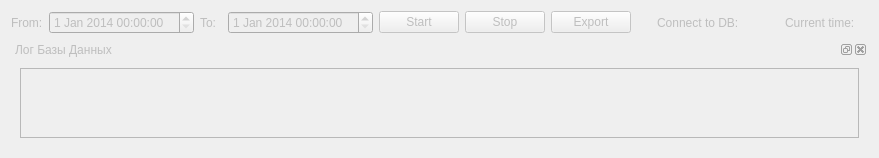
First picture: the form in src/view/core/ControlPanel/ControlPanel.ui, repository nevaeh82/arm_od, before the edit.
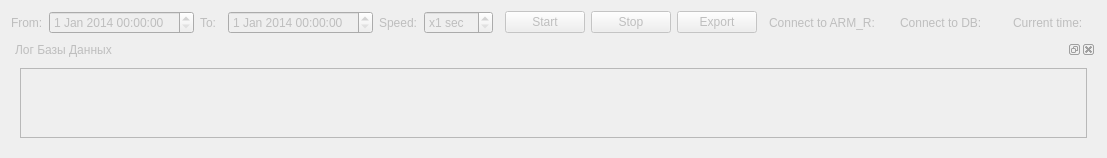
Second picture: the form after the edit.

```diff
--- a/src/view/core/ControlPanel/ControlPanel.ui
+++ b/src/view/core/ControlPanel/ControlPanel.ui
@@ -9,7 +9,7 @@
    <rect>
     <x>0</x>
     <y>0</y>
-    <width>879</width>
+    <width>1047</width>
     <height>158</height>
    </rect>
   </property>
@@ -17,27 +17,123 @@
    <string>Form</string>
   </property>
   <layout class="QGridLayout" name="gridLayout">
-   <item row="0" column="7">
+   <item row="0" column="10">
     <widget class="QPushButton" name="pbExport">
      <property name="text">
       <string>Export</string>
      </property>
     </widget>
    </item>
-   <item row="0" column="6">
-    <widget class="QPushButton" name="stopPB">
+   <item row="0" column="13">
+    <widget class="QLabel" name="connectToArmRlbl">
      <property name="text">
-      <string>Stop</string>
+      <string/>
      </property>
     </widget>
    </item>
    <item row="0" column="5">
+    <widget class="QLabel" name="label_3">
+     <property name="text">
+      <string>Speed:</string>
+     </property>
+    </widget>
+   </item>
+   <item row="1" column="0" colspan="21">
+    <widget class="QDockWidget" name="dockWidget">
+     <property name="enabled">
+      <bool>false</bool>
+     </property>
+     <property name="windowTitle">
+      <string>Лог Базы Данных</string>
+     </property>
+     <widget class="QWidget" name="dbContents">
+      <layout class="QGridLayout" name="gridLayout_2">
+       <item row="0" column="0">
+        <widget class="QTextEdit" name="textEdit"/>
+       </item>
+      </layout>
+     </widget>
+    </widget>
+   </item>
+   <item row="0" column="7">
+    <spacer name="horizontalSpacer_3">
+     <property name="orientation">
+      <enum>Qt::Horizontal</enum>
+     </property>
+     <property name="sizeHint" stdset="0">
+      <size>
+       <width>40</width>
+       <height>20</height>
+      </size>
+     </property>
+    </spacer>
+   </item>
+   <item row="0" column="18">
+    <spacer name="horizontalSpacer_2">
+     <property name="orientation">
+      <enum>Qt::Horizontal</enum>
+     </property>
+     <property name="sizeHint" stdset="0">
+      <size>
+       <width>40</width>
+       <height>20</height>
+      </size>
+     </property>
+    </spacer>
+   </item>
+   <item row="0" column="8">
     <widget class="QPushButton" name="startPB">
      <property name="text">
       <string>Start</string>
      </property>
     </widget>
    </item>
+   <item row="0" column="19">
+    <widget class="QLabel" name="timeLabel">
+     <property name="text">
+      <string>Current time:</string>
+     </property>
+     <property name="textInteractionFlags">
+      <set>Qt::LinksAccessibleByMouse</set>
+     </property>
+    </widget>
+   </item>
+   <item row="0" column="0">
+    <widget class="QLabel" name="label">
+     <property name="text">
+      <string>From:</string>
+     </property>
+    </widget>
+   </item>
+   <item row="0" column="14">
+    <spacer name="horizontalSpacer">
+     <property name="orientation">
+      <enum>Qt::Horizontal</enum>
+     </property>
+     <property name="sizeHint" stdset="0">
+      <size>
+       <width>40</width>
+       <height>20</height>
+      </size>
+     </property>
+    </spacer>
+   </item>
+   <item row="0" column="6">
+    <widget class="QSpinBox" name="spinBoxPlaySpeed">
+     <property name="suffix">
+      <string> sec</string>
+     </property>
+     <property name="prefix">
+      <string>x</string>
+     </property>
+     <property name="minimum">
+      <number>1</number>
+     </property>
+     <property name="maximum">
+      <number>20</number>
+     </property>
+    </widget>
+   </item>
    <item row="0" column="4">
     <widget class="QDateTimeEdit" name="stopTE">
      <property name="dateTime">
@@ -52,30 +148,37 @@
      </property>
     </widget>
    </item>
-   <item row="0" column="11">
-    <widget class="QLabel" name="connectToDbLbl">
+   <item row="0" column="20">
+    <widget class="QLabel" name="timeText">
      <property name="text">
       <string/>
+     </property>
+     <property name="textInteractionFlags">
+      <set>Qt::LinksAccessibleByMouse|Qt::TextSelectableByKeyboard|Qt::TextSelectableByMouse</set>
+     </property>
+    </widget>
+   </item>
+   <item row="0" column="12">
+    <widget class="QLabel" name="label_5">
+     <property name="text">
+      <string>Connect to ARM_R:</string>
      </property>
     </widget>
    </item>
    <item row="0" column="9">
+    <widget class="QPushButton" name="stopPB">
+     <property name="text">
+      <string>Stop</string>
+     </property>
+    </widget>
+   </item>
+   <item row="0" column="15">
     <widget class="QLabel" name="label_4">
      <property name="text">
       <string>Connect to DB:</string>
      </property>
     </widget>
    </item>
-   <item row="0" column="14">
-    <widget class="QLabel" name="timeText">
-     <property name="text">
-      <string/>
-     </property>
-     <property name="textInteractionFlags">
-      <set>Qt::LinksAccessibleByMouse|Qt::TextSelectableByKeyboard|Qt::TextSelectableByMouse</set>
-     </property>
-    </widget>
-   </item>
    <item row="0" column="1">
     <widget class="QDateTimeEdit" name="startTE">
      <property name="dateTime">
@@ -90,33 +193,10 @@
      </property>
     </widget>
    </item>
-   <item row="0" column="8">
-    <spacer name="horizontalSpacer">
-     <property name="orientation">
-      <enum>Qt::Horizontal</enum>
-     </property>
-     <property name="sizeHint" stdset="0">
-      <size>
-       <width>40</width>
-       <height>20</height>
-      </size>
-     </property>
-    </spacer>
-   </item>
-   <item row="0" column="13">
-    <widget class="QLabel" name="timeLabel">
+   <item row="0" column="17">
+    <widget class="QLabel" name="connectToDbLbl">
      <property name="text">
-      <string>Current time:</string>
-     </property>
-     <property name="textInteractionFlags">
-      <set>Qt::LinksAccessibleByMouse</set>
-     </property>
-    </widget>
-   </item>
-   <item row="0" column="0">
-    <widget class="QLabel" name="label">
-     <property name="text">
-      <string>From:</string>
+      <string/>
      </property>
     </widget>
    </item>
@@ -127,8 +207,8 @@
      </property>
     </widget>
    </item>
-   <item row="0" column="12">
-    <spacer name="horizontalSpacer_2">
+   <item row="0" column="11">
+    <spacer name="horizontalSpacer_4">
      <property name="orientation">
       <enum>Qt::Horizontal</enum>
      </property>
@@ -140,23 +220,6 @@
      </property>
     </spacer>
    </item>
-   <item row="1" column="0" colspan="15">
-    <widget class="QDockWidget" name="dockWidget">
-     <property name="enabled">
-      <bool>false</bool>
-     </property>
-     <property name="windowTitle">
-      <string>Лог Базы Данных</string>
-     </property>
-     <widget class="QWidget" name="dbContents">
-      <layout class="QGridLayout" name="gridLayout_2">
-       <item row="0" column="0">
-        <widget class="QTextEdit" name="textEdit"/>
-       </item>
-      </layout>
-     </widget>
-    </widget>
-   </item>
   </layout>
  </widget>
  <resources/>
```
